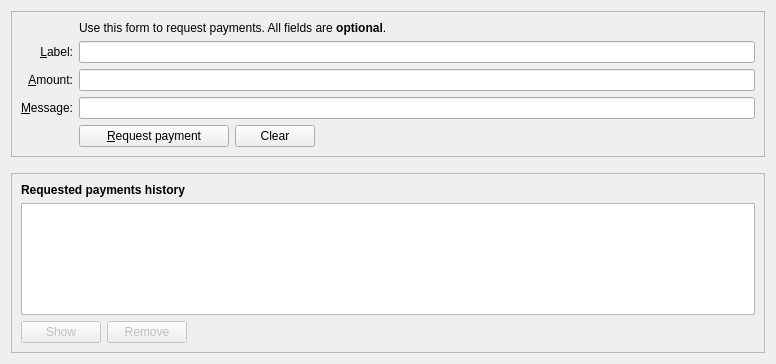
First picture: the form in src/qt/forms/receivecoinsdialog.ui, repository bitcoin-atom/bitcoin-atom, before the edit.
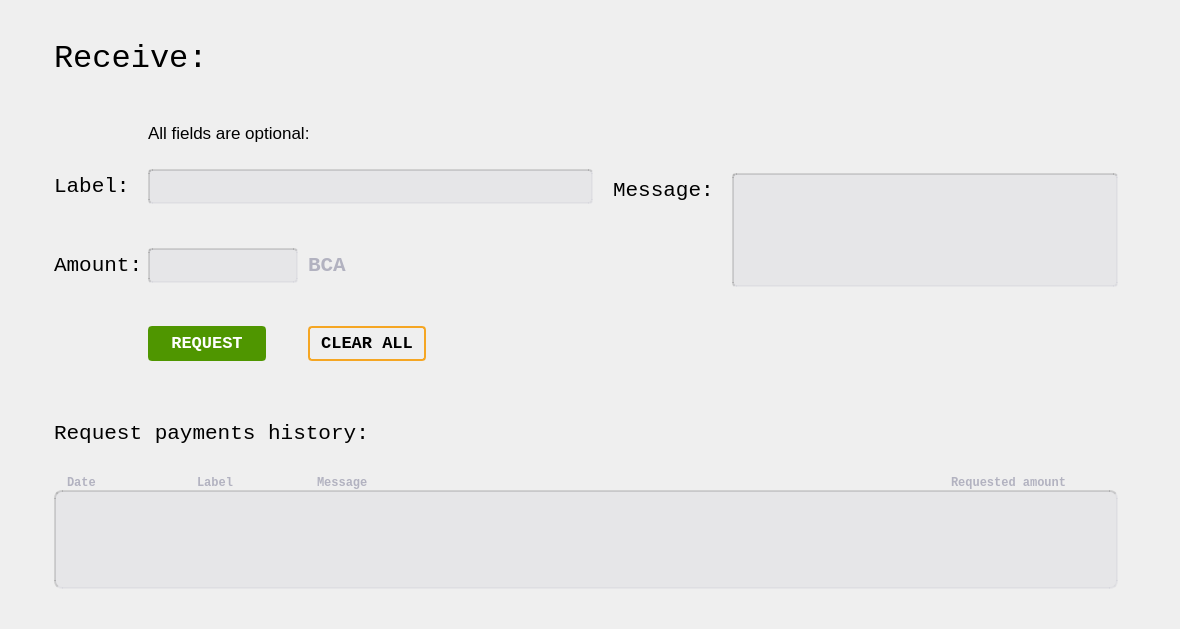
Second picture: the form after the edit. Icons and pictures are not drawn. Custom widgets are drawn as their Qt base class.

```diff
--- a/src/qt/forms/receivecoinsdialog.ui
+++ b/src/qt/forms/receivecoinsdialog.ui
@@ -6,154 +6,553 @@
    <rect>
     <x>0</x>
     <y>0</y>
-    <width>776</width>
-    <height>364</height>
+    <width>1180</width>
+    <height>629</height>
    </rect>
   </property>
-  <layout class="QVBoxLayout" name="verticalLayout" stretch="0,0,1">
+  <layout class="QVBoxLayout" name="verticalLayout">
+   <property name="spacing">
+    <number>0</number>
+   </property>
+   <property name="leftMargin">
+    <number>54</number>
+   </property>
+   <property name="topMargin">
+    <number>40</number>
+   </property>
+   <property name="rightMargin">
+    <number>62</number>
+   </property>
+   <property name="bottomMargin">
+    <number>40</number>
+   </property>
    <item>
-    <widget class="QFrame" name="frame2">
+    <layout class="QHBoxLayout" name="horizontalLayout">
+     <property name="spacing">
+      <number>0</number>
+     </property>
+     <property name="bottomMargin">
+      <number>46</number>
+     </property>
+     <item>
+      <widget class="QLabel" name="label">
      <property name="sizePolicy">
-      <sizepolicy hsizetype="Preferred" vsizetype="Expanding">
+        <sizepolicy hsizetype="Preferred" vsizetype="Preferred">
        <horstretch>0</horstretch>
        <verstretch>0</verstretch>
       </sizepolicy>
+       </property>
+       <property name="font">
+        <font>
+         <family>Liberation Mono</family>
+         <pointsize>24</pointsize>
+         <weight>50</weight>
+         <bold>false</bold>
+        </font>
+       </property>
+       <property name="text">
+        <string>Receive:</string>
+       </property>
+      </widget>
+     </item>
+    </layout>
+   </item>
+   <item>
+    <layout class="QHBoxLayout" name="horizontalLayout_2">
+     <property name="spacing">
+      <number>0</number>
+     </property>
+     <item>
+      <layout class="QVBoxLayout" name="verticalLayout_2">
+       <property name="spacing">
+        <number>0</number>
+       </property>
+       <item>
+        <layout class="QHBoxLayout" name="horizontalLayout_7">
+         <property name="spacing">
+          <number>0</number>
+         </property>
+         <property name="topMargin">
+          <number>0</number>
+         </property>
+         <property name="bottomMargin">
+          <number>26</number>
+         </property>
+         <item>
+          <widget class="QFrame" name="frame">
+           <property name="sizePolicy">
+            <sizepolicy hsizetype="Fixed" vsizetype="Preferred">
+             <horstretch>0</horstretch>
+             <verstretch>0</verstretch>
+            </sizepolicy>
+           </property>
+           <property name="minimumSize">
+            <size>
+             <width>94</width>
+             <height>0</height>
+            </size>
+           </property>
+           <property name="maximumSize">
+            <size>
+             <width>94</width>
+             <height>16777215</height>
+            </size>
      </property>
      <property name="frameShape">
-      <enum>QFrame::StyledPanel</enum>
+            <enum>QFrame::NoFrame</enum>
      </property>
      <property name="frameShadow">
-      <enum>QFrame::Sunken</enum>
-     </property>
-     <layout class="QVBoxLayout" name="verticalLayout_3">
+            <enum>QFrame::Raised</enum>
+           </property>
+          </widget>
+         </item>
       <item>
-       <layout class="QGridLayout" name="gridLayout">
-        <item row="6" column="0">
+          <widget class="QLabel" name="label_6">
+           <property name="font">
+            <font>
+             <pointsize>13</pointsize>
+             <weight>50</weight>
+             <bold>false</bold>
+            </font>
+           </property>
+           <property name="frameShape">
+            <enum>QFrame::NoFrame</enum>
+           </property>
+           <property name="text">
+            <string>All fields are optional:</string>
+           </property>
+          </widget>
+         </item>
+        </layout>
+       </item>
+       <item>
+        <layout class="QHBoxLayout" name="horizontalLayout_5">
+         <property name="spacing">
+          <number>0</number>
+         </property>
+         <property name="topMargin">
+          <number>0</number>
+         </property>
+         <property name="bottomMargin">
+          <number>44</number>
+         </property>
+         <item>
          <widget class="QLabel" name="label_3">
-          <property name="toolTip">
-           <string>An optional message to attach to the payment request, which will be displayed when the request is opened. Note: The message will not be sent with the payment over the Bitcoin network.</string>
+           <property name="sizePolicy">
+            <sizepolicy hsizetype="Fixed" vsizetype="Fixed">
+             <horstretch>0</horstretch>
+             <verstretch>0</verstretch>
+            </sizepolicy>
+           </property>
+           <property name="minimumSize">
+            <size>
+             <width>94</width>
+             <height>35</height>
+            </size>
+           </property>
+           <property name="maximumSize">
+            <size>
+             <width>94</width>
+             <height>35</height>
+            </size>
+           </property>
+           <property name="font">
+            <font>
+             <family>Liberation Mono</family>
+             <pointsize>16</pointsize>
+             <weight>50</weight>
+             <bold>false</bold>
+            </font>
           </property>
           <property name="text">
-           <string>&amp;Message:</string>
-          </property>
-          <property name="alignment">
-           <set>Qt::AlignRight|Qt::AlignTrailing|Qt::AlignVCenter</set>
-          </property>
-          <property name="buddy">
-           <cstring>reqMessage</cstring>
+            <string>Label:</string>
           </property>
          </widget>
         </item>
-        <item row="4" column="2">
+         <item>
          <widget class="QLineEdit" name="reqLabel">
-          <property name="toolTip">
-           <string>An optional label to associate with the new receiving address.</string>
-          </property>
-         </widget>
-        </item>
-        <item row="6" column="2">
-         <widget class="QLineEdit" name="reqMessage">
-          <property name="toolTip">
-           <string>An optional message to attach to the payment request, which will be displayed when the request is opened. Note: The message will not be sent with the payment over the Bitcoin network.</string>
-          </property>
-         </widget>
-        </item>
-        <item row="2" column="2">
+           <property name="sizePolicy">
+            <sizepolicy hsizetype="Fixed" vsizetype="Fixed">
+             <horstretch>0</horstretch>
+             <verstretch>0</verstretch>
+            </sizepolicy>
+           </property>
+           <property name="minimumSize">
+            <size>
+             <width>445</width>
+             <height>35</height>
+            </size>
+           </property>
+           <property name="maximumSize">
+            <size>
+             <width>445</width>
+             <height>35</height>
+            </size>
+           </property>
+           <property name="font">
+            <font>
+             <family>Liberation Mono</family>
+            </font>
+           </property>
+           <property name="styleSheet">
+            <string notr="true">background-color: rgba(170, 170, 186, 33);
+border-top: 2px inset rgba(0, 0, 0, 33); 
+border-left: 2px inset rgba(0, 0, 0, 33); 
+border-bottom: 2px solid rgba(170, 170, 186, 33); 
+border-right: 2px solid rgba(170, 170, 186, 33); 
+border-radius: 4px;</string>
+           </property>
+          </widget>
+         </item>
+        </layout>
+       </item>
+       <item>
+        <layout class="QHBoxLayout" name="horizontalLayout_6">
+         <property name="spacing">
+          <number>0</number>
+         </property>
+         <property name="topMargin">
+          <number>0</number>
+         </property>
+         <property name="bottomMargin">
+          <number>43</number>
+         </property>
+         <item>
+          <widget class="QLabel" name="label_4">
+           <property name="sizePolicy">
+            <sizepolicy hsizetype="Fixed" vsizetype="Preferred">
+             <horstretch>0</horstretch>
+             <verstretch>0</verstretch>
+            </sizepolicy>
+           </property>
+           <property name="minimumSize">
+            <size>
+             <width>94</width>
+             <height>0</height>
+            </size>
+           </property>
+           <property name="maximumSize">
+            <size>
+             <width>94</width>
+             <height>16777215</height>
+            </size>
+           </property>
+           <property name="font">
+            <font>
+             <family>Liberation Mono</family>
+             <pointsize>16</pointsize>
+             <weight>50</weight>
+             <bold>false</bold>
+            </font>
+           </property>
+           <property name="text">
+            <string>Amount:</string>
+           </property>
+          </widget>
+         </item>
+         <item>
+          <widget class="BitcoinAmountField" name="reqAmount">
+           <property name="sizePolicy">
+            <sizepolicy hsizetype="Fixed" vsizetype="Fixed">
+             <horstretch>0</horstretch>
+             <verstretch>0</verstretch>
+            </sizepolicy>
+           </property>
+           <property name="minimumSize">
+            <size>
+             <width>160</width>
+             <height>35</height>
+            </size>
+           </property>
+           <property name="maximumSize">
+            <size>
+             <width>160</width>
+             <height>35</height>
+            </size>
+           </property>
+           <property name="font">
+            <font>
+             <family>Liberation Mono</family>
+            </font>
+           </property>
+           <property name="styleSheet">
+            <string notr="true">background-color: rgba(170, 170, 186, 33);
+border-top: 2px inset rgba(0, 0, 0, 33); 
+border-left: 2px inset rgba(0, 0, 0, 33); 
+border-bottom: 2px solid rgba(170, 170, 186, 33); 
+border-right: 2px solid rgba(170, 170, 186, 33); 
+border-radius: 4px;
+margin-right: 10px;</string>
+           </property>
+          </widget>
+         </item>
+         <item>
          <widget class="QLabel" name="label_5">
+           <property name="font">
+            <font>
+             <family>Liberation Mono</family>
+             <pointsize>16</pointsize>
+             <weight>75</weight>
+             <bold>true</bold>
+            </font>
+           </property>
+           <property name="styleSheet">
+            <string notr="true">color: #b2b2c0;</string>
+           </property>
           <property name="text">
-           <string>Use this form to request payments. All fields are &lt;b&gt;optional&lt;/b&gt;.</string>
+            <string>BCA</string>
           </property>
          </widget>
         </item>
-        <item row="4" column="0">
+        </layout>
+       </item>
+      </layout>
+     </item>
+     <item>
+      <spacer name="horizontalSpacer_2">
+       <property name="orientation">
+        <enum>Qt::Horizontal</enum>
+       </property>
+       <property name="sizeHint" stdset="0">
+        <size>
+         <width>40</width>
+         <height>20</height>
+        </size>
+       </property>
+      </spacer>
+     </item>
+     <item>
+      <layout class="QHBoxLayout" name="horizontalLayout_4">
+       <property name="spacing">
+        <number>18</number>
+       </property>
+       <property name="leftMargin">
+        <number>10</number>
+       </property>
+       <property name="topMargin">
+        <number>50</number>
+       </property>
+       <property name="bottomMargin">
+        <number>0</number>
+       </property>
+       <item alignment="Qt::AlignTop">
          <widget class="QLabel" name="label_2">
-          <property name="toolTip">
-           <string>An optional label to associate with the new receiving address.</string>
-          </property>
+         <property name="sizePolicy">
+          <sizepolicy hsizetype="Preferred" vsizetype="Fixed">
+           <horstretch>0</horstretch>
+           <verstretch>0</verstretch>
+          </sizepolicy>
+         </property>
+         <property name="minimumSize">
+          <size>
+           <width>0</width>
+           <height>35</height>
+          </size>
+         </property>
+         <property name="maximumSize">
+          <size>
+           <width>16777215</width>
+           <height>35</height>
+          </size>
+         </property>
+         <property name="font">
+          <font>
+           <family>Liberation Mono</family>
+           <pointsize>16</pointsize>
+           <weight>50</weight>
+           <bold>false</bold>
+          </font>
+         </property>
           <property name="text">
-           <string>&amp;Label:</string>
+          <string>Message:</string>
           </property>
           <property name="alignment">
-           <set>Qt::AlignRight|Qt::AlignTrailing|Qt::AlignVCenter</set>
-          </property>
-          <property name="buddy">
-           <cstring>reqLabel</cstring>
-          </property>
-         </widget>
-        </item>
-        <item row="5" column="0">
-         <widget class="QLabel" name="label">
-          <property name="toolTip">
-           <string>An optional amount to request. Leave this empty or zero to not request a specific amount.</string>
-          </property>
-          <property name="text">
-           <string>&amp;Amount:</string>
-          </property>
-          <property name="alignment">
-           <set>Qt::AlignRight|Qt::AlignTrailing|Qt::AlignVCenter</set>
-          </property>
-          <property name="buddy">
-           <cstring>reqAmount</cstring>
-          </property>
-         </widget>
-        </item>
-        <item row="5" column="2">
-         <widget class="BitcoinAmountField" name="reqAmount">
+          <set>Qt::AlignLeading|Qt::AlignLeft|Qt::AlignVCenter</set>
+         </property>
+        </widget>
+       </item>
+       <item alignment="Qt::AlignTop">
+        <widget class="QTextEdit" name="reqMessage">
+         <property name="sizePolicy">
+          <sizepolicy hsizetype="Fixed" vsizetype="Fixed">
+           <horstretch>0</horstretch>
+           <verstretch>0</verstretch>
+          </sizepolicy>
+         </property>
+         <property name="minimumSize">
+          <size>
+           <width>386</width>
+           <height>114</height>
+          </size>
+         </property>
+         <property name="maximumSize">
+          <size>
+           <width>386</width>
+           <height>114</height>
+          </size>
+         </property>
+         <property name="font">
+          <font>
+           <family>Liberation Mono</family>
+          </font>
+         </property>
+         <property name="styleSheet">
+          <string notr="true">background-color: rgba(170, 170, 186, 33);
+border-top: 2px inset rgba(0, 0, 0, 33); 
+border-left: 2px inset rgba(0, 0, 0, 33); 
+border-bottom: 2px solid rgba(170, 170, 186, 33); 
+border-right: 2px solid rgba(170, 170, 186, 33); 
+border-radius: 4px;</string>
+         </property>
+        </widget>
+       </item>
+      </layout>
+     </item>
+    </layout>
+   </item>
+   <item>
+    <layout class="QHBoxLayout" name="horizontalLayout_8">
+     <property name="spacing">
+      <number>0</number>
+     </property>
+     <property name="bottomMargin">
+      <number>60</number>
+     </property>
+     <item>
+      <widget class="QFrame" name="frame_2">
+       <property name="sizePolicy">
+        <sizepolicy hsizetype="Fixed" vsizetype="Preferred">
+         <horstretch>0</horstretch>
+         <verstretch>0</verstretch>
+        </sizepolicy>
+       </property>
           <property name="minimumSize">
            <size>
-            <width>80</width>
+         <width>94</width>
             <height>0</height>
            </size>
           </property>
-          <property name="toolTip">
-           <string>An optional amount to request. Leave this empty or zero to not request a specific amount.</string>
+       <property name="maximumSize">
+        <size>
+         <width>94</width>
+         <height>16777215</height>
+        </size>
+       </property>
+       <property name="frameShape">
+        <enum>QFrame::NoFrame</enum>
+       </property>
+       <property name="frameShadow">
+        <enum>QFrame::Raised</enum>
           </property>
          </widget>
         </item>
-        <item row="7" column="2">
-         <layout class="QHBoxLayout" name="horizontalLayout">
           <item>
            <widget class="QPushButton" name="receiveButton">
+       <property name="sizePolicy">
+        <sizepolicy hsizetype="Fixed" vsizetype="Fixed">
+         <horstretch>0</horstretch>
+         <verstretch>0</verstretch>
+        </sizepolicy>
+       </property>
             <property name="minimumSize">
              <size>
-              <width>150</width>
-              <height>0</height>
-             </size>
-            </property>
+         <width>118</width>
+         <height>35</height>
+        </size>
+       </property>
+       <property name="maximumSize">
+        <size>
+         <width>118</width>
+         <height>35</height>
+        </size>
+       </property>
+       <property name="font">
+        <font>
+         <family>Liberation Mono</family>
+         <pointsize>13</pointsize>
+         <weight>75</weight>
+         <bold>true</bold>
+        </font>
+       </property>
+       <property name="styleSheet">
+        <string notr="true">background-color: #4f9600;
+color: #ffffff;
+border: 2px solid #4f9600;
+border-radius: 4px;</string>
+       </property>
             <property name="text">
-             <string>&amp;Request payment</string>
-            </property>
-            <property name="icon">
-             <iconset resource="../bitcoin.qrc">
-              <normaloff>:/icons/receiving_addresses</normaloff>:/icons/receiving_addresses</iconset>
+        <string>REQUEST</string>
+       </property>
+      </widget>
+     </item>
+     <item>
+      <widget class="QFrame" name="frame_3">
+       <property name="sizePolicy">
+        <sizepolicy hsizetype="Fixed" vsizetype="Preferred">
+         <horstretch>0</horstretch>
+         <verstretch>0</verstretch>
+        </sizepolicy>
+       </property>
+       <property name="minimumSize">
+        <size>
+         <width>42</width>
+         <height>0</height>
+        </size>
+       </property>
+       <property name="maximumSize">
+        <size>
+         <width>42</width>
+         <height>16777215</height>
+        </size>
+       </property>
+       <property name="frameShape">
+        <enum>QFrame::NoFrame</enum>
+       </property>
+       <property name="frameShadow">
+        <enum>QFrame::Raised</enum>
             </property>
            </widget>
           </item>
           <item>
            <widget class="QPushButton" name="clearButton">
             <property name="sizePolicy">
-             <sizepolicy hsizetype="Minimum" vsizetype="Fixed">
+        <sizepolicy hsizetype="Fixed" vsizetype="Fixed">
               <horstretch>0</horstretch>
               <verstretch>0</verstretch>
              </sizepolicy>
             </property>
-            <property name="toolTip">
-             <string>Clear all fields of the form.</string>
+       <property name="minimumSize">
+        <size>
+         <width>118</width>
+         <height>35</height>
+        </size>
+       </property>
+       <property name="maximumSize">
+        <size>
+         <width>118</width>
+         <height>35</height>
+        </size>
+       </property>
+       <property name="font">
+        <font>
+         <family>Liberation Mono</family>
+         <pointsize>13</pointsize>
+         <weight>75</weight>
+         <bold>true</bold>
+        </font>
+       </property>
+       <property name="styleSheet">
+        <string notr="true">background-color: transparent;
+border: 2px solid #f5a623;
+border-radius: 4px;</string>
             </property>
             <property name="text">
-             <string>Clear</string>
-            </property>
-            <property name="icon">
-             <iconset resource="../bitcoin.qrc">
-              <normaloff>:/icons/remove</normaloff>:/icons/remove</iconset>
-            </property>
-            <property name="autoDefault">
-             <bool>false</bool>
+        <string>CLEAR ALL</string>
             </property>
            </widget>
           </item>
           <item>
-           <spacer name="horizontalSpacer">
+      <spacer name="horizontalSpacer_3">
             <property name="orientation">
              <enum>Qt::Horizontal</enum>
             </property>
@@ -167,130 +566,194 @@
           </item>
          </layout>
         </item>
-        <item row="7" column="0">
+   <item>
+    <layout class="QHBoxLayout" name="horizontalLayout_3">
+     <property name="spacing">
+      <number>0</number>
+     </property>
+     <property name="bottomMargin">
+      <number>30</number>
+     </property>
+     <item>
          <widget class="QLabel" name="label_7">
+       <property name="font">
+        <font>
+         <family>Liberation Mono</family>
+         <pointsize>16</pointsize>
+         <weight>50</weight>
+         <bold>false</bold>
+        </font>
+       </property>
           <property name="text">
-           <string/>
-          </property>
-         </widget>
-        </item>
-       </layout>
-      </item>
-     </layout>
+        <string>Request payments history:</string>
+       </property>
     </widget>
    </item>
    <item>
-    <spacer name="verticalSpacer_2">
+      <spacer name="horizontalSpacer">
      <property name="orientation">
-      <enum>Qt::Vertical</enum>
+        <enum>Qt::Horizontal</enum>
      </property>
      <property name="sizeHint" stdset="0">
       <size>
-       <width>20</width>
-       <height>10</height>
+         <width>40</width>
+         <height>20</height>
       </size>
      </property>
     </spacer>
    </item>
+    </layout>
+   </item>
    <item>
-    <widget class="QFrame" name="frame">
+    <layout class="QHBoxLayout" name="horizontalLayout_9">
+     <property name="spacing">
+      <number>0</number>
+     </property>
+     <item>
+      <widget class="QLabel" name="label_8">
      <property name="sizePolicy">
-      <sizepolicy hsizetype="Preferred" vsizetype="Expanding">
+        <sizepolicy hsizetype="Fixed" vsizetype="Preferred">
        <horstretch>0</horstretch>
        <verstretch>0</verstretch>
       </sizepolicy>
      </property>
-     <property name="frameShape">
-      <enum>QFrame::StyledPanel</enum>
-     </property>
-     <property name="frameShadow">
-      <enum>QFrame::Raised</enum>
-     </property>
-     <layout class="QVBoxLayout" name="verticalLayout_2">
+       <property name="minimumSize">
+        <size>
+         <width>130</width>
+         <height>0</height>
+        </size>
+       </property>
+       <property name="maximumSize">
+        <size>
+         <width>130</width>
+         <height>16777215</height>
+        </size>
+       </property>
+       <property name="font">
+        <font>
+         <family>Liberation Mono</family>
+         <weight>75</weight>
+         <bold>true</bold>
+        </font>
+       </property>
+       <property name="styleSheet">
+        <string notr="true">color: #b2b2c0;
+padding-left: 10px;</string>
+       </property>
+       <property name="text">
+        <string>Date</string>
+       </property>
+      </widget>
+     </item>
       <item>
-       <widget class="QLabel" name="label_6">
+      <widget class="QLabel" name="label_9">
+       <property name="sizePolicy">
+        <sizepolicy hsizetype="Fixed" vsizetype="Preferred">
+         <horstretch>0</horstretch>
+         <verstretch>0</verstretch>
+        </sizepolicy>
+       </property>
+       <property name="minimumSize">
+        <size>
+         <width>120</width>
+         <height>0</height>
+        </size>
+       </property>
+       <property name="maximumSize">
+        <size>
+         <width>120</width>
+         <height>16777215</height>
+        </size>
+       </property>
         <property name="font">
          <font>
+         <family>Liberation Mono</family>
           <weight>75</weight>
           <bold>true</bold>
          </font>
         </property>
+       <property name="styleSheet">
+        <string notr="true">color: #b2b2c0;
+padding-left: 10px;</string>
+       </property>
         <property name="text">
-         <string>Requested payments history</string>
-        </property>
-       </widget>
+        <string>Label</string>
+       </property>
+      </widget>
+     </item>
+     <item>
+      <widget class="QLabel" name="label_10">
+       <property name="sizePolicy">
+        <sizepolicy hsizetype="Expanding" vsizetype="Preferred">
+         <horstretch>0</horstretch>
+         <verstretch>0</verstretch>
+        </sizepolicy>
+       </property>
+       <property name="font">
+        <font>
+         <family>Liberation Mono</family>
+         <weight>75</weight>
+         <bold>true</bold>
+        </font>
+       </property>
+       <property name="styleSheet">
+        <string notr="true">color: #b2b2c0;
+padding-left: 10px;</string>
+       </property>
+       <property name="text">
+        <string>Message</string>
+       </property>
+      </widget>
+     </item>
+     <item>
+      <widget class="QLabel" name="label_11">
+       <property name="sizePolicy">
+        <sizepolicy hsizetype="Fixed" vsizetype="Preferred">
+         <horstretch>0</horstretch>
+         <verstretch>0</verstretch>
+        </sizepolicy>
+       </property>
+       <property name="minimumSize">
+        <size>
+         <width>180</width>
+         <height>0</height>
+        </size>
+       </property>
+       <property name="maximumSize">
+        <size>
+         <width>180</width>
+         <height>16777215</height>
+        </size>
+       </property>
+       <property name="font">
+        <font>
+         <family>Liberation Mono</family>
+         <weight>75</weight>
+         <bold>true</bold>
+        </font>
+       </property>
+       <property name="styleSheet">
+        <string notr="true">color: #b2b2c0;
+padding-left: 10px;</string>
+       </property>
+       <property name="text">
+        <string>Requested amount</string>
+       </property>
+      </widget>
+     </item>
+    </layout>
       </item>
       <item>
        <widget class="QTableView" name="recentRequestsView">
-        <property name="contextMenuPolicy">
-         <enum>Qt::CustomContextMenu</enum>
-        </property>
-        <property name="tabKeyNavigation">
-         <bool>false</bool>
-        </property>
-        <property name="sortingEnabled">
-         <bool>true</bool>
-        </property>
-       </widget>
-      </item>
-      <item>
-       <layout class="QHBoxLayout" name="horizontalLayout_2">
-        <item>
-         <widget class="QPushButton" name="showRequestButton">
-          <property name="enabled">
-           <bool>false</bool>
-          </property>
-          <property name="toolTip">
-           <string>Show the selected request (does the same as double clicking an entry)</string>
-          </property>
-          <property name="text">
-           <string>Show</string>
-          </property>
-          <property name="icon">
-           <iconset resource="../bitcoin.qrc">
-            <normaloff>:/icons/edit</normaloff>:/icons/edit</iconset>
-          </property>
-          <property name="autoDefault">
-           <bool>false</bool>
-          </property>
-         </widget>
-        </item>
-        <item>
-         <widget class="QPushButton" name="removeRequestButton">
-          <property name="enabled">
-           <bool>false</bool>
-          </property>
-          <property name="toolTip">
-           <string>Remove the selected entries from the list</string>
-          </property>
-          <property name="text">
-           <string>Remove</string>
-          </property>
-          <property name="icon">
-           <iconset resource="../bitcoin.qrc">
-            <normaloff>:/icons/remove</normaloff>:/icons/remove</iconset>
-          </property>
-          <property name="autoDefault">
-           <bool>false</bool>
-          </property>
-         </widget>
-        </item>
-        <item>
-         <spacer name="horizontalSpacer_2">
-          <property name="orientation">
-           <enum>Qt::Horizontal</enum>
-          </property>
-          <property name="sizeHint" stdset="0">
-           <size>
-            <width>40</width>
-            <height>20</height>
-           </size>
-          </property>
-         </spacer>
-        </item>
-       </layout>
-      </item>
-     </layout>
+     <property name="styleSheet">
+      <string notr="true">background-color: rgba(170, 170, 186, 33);
+border-top: 2px inset rgba(0, 0, 0, 33); 
+border-left: 2px inset rgba(0, 0, 0, 33); 
+border-bottom: 2px solid rgba(170, 170, 186, 33); 
+border-right: 2px solid rgba(170, 170, 186, 33); 
+border-radius: 8px;
+padding: 4px;</string>
+     </property>
     </widget>
    </item>
   </layout>
```
Left out of the diff: 14 changed lines with no effect on the pictures. Lines whose indentation alone changed are shown as unchanged.
